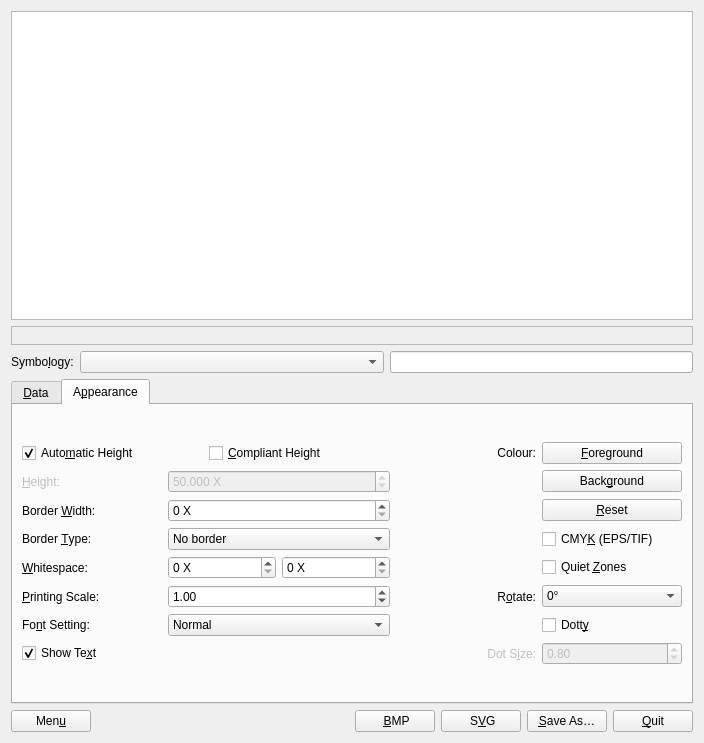
This is frontend_qt/mainWindow.ui in zint/zint as Qt 5 draws it before an edit. The edited form follows.
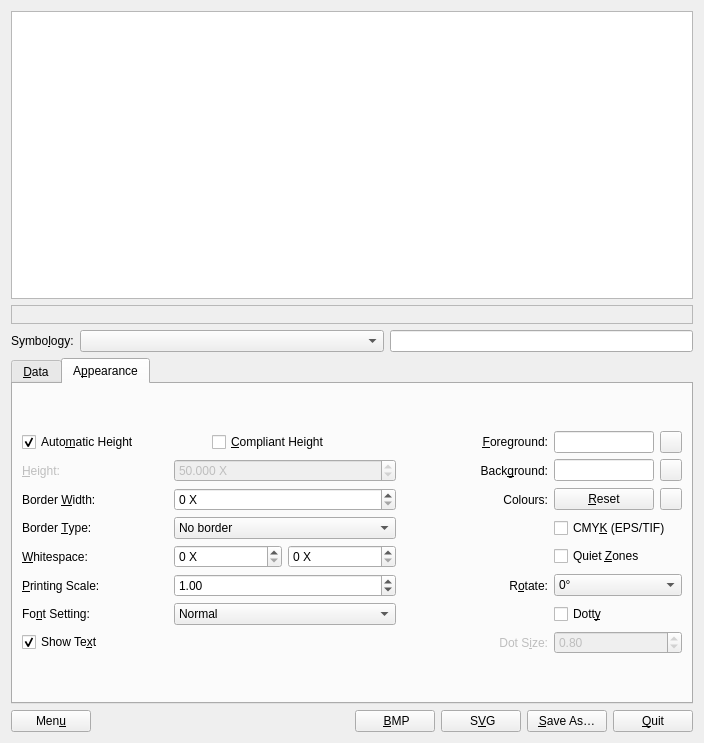
This is the edited form. The open tabs and pages were chosen to show the change. Icons and pictures are not drawn.

```diff
--- a/frontend_qt/mainWindow.ui
+++ b/frontend_qt/mainWindow.ui
@@ -21,8 +21,8 @@
   </property>
   <property name="minimumSize">
    <size>
-    <width>400</width>
-    <height>435</height>
+    <width>425</width>
+    <height>440</height>
    </size>
   </property>
   <property name="windowTitle">
@@ -47,7 +47,7 @@
      <property name="minimumSize">
       <size>
        <width>0</width>
-       <height>10</height>
+       <height>5</height>
       </size>
      </property>
      <property name="contextMenuPolicy">
@@ -149,13 +149,13 @@
          <property name="minimumSize">
           <size>
            <width>0</width>
-           <height>325</height>
+           <height>346</height>
           </size>
          </property>
          <property name="maximumSize">
           <size>
            <width>16777215</width>
-           <height>325</height>
+           <height>346</height>
           </size>
          </property>
          <property name="autoFillBackground">
@@ -1844,7 +1844,7 @@
                 <string>Change colour of ink or paper</string>
                </property>
                <property name="text">
-                <string>Colour:</string>
+                <string>&amp;Foreground:</string>
                </property>
                <property name="alignment">
                 <set>Qt::AlignRight|Qt::AlignTrailing|Qt::AlignVCenter</set>
@@ -1855,37 +1855,119 @@
               </widget>
              </item>
              <item row="0" column="3">
+              <widget class="QLineEdit" name="txt_fgcolor">
+               <property name="maximumSize">
+                <size>
+                 <width>100</width>
+                 <height>16777215</height>
+                </size>
+               </property>
+               <property name="toolTip">
+                <string>Change ink colour, format
+is hexadecimal &quot;RRGGBB&quot;
+or &quot;RRGGBBAA&quot; (alpha)</string>
+               </property>
+               <property name="maxLength">
+                <number>8</number>
+               </property>
+              </widget>
+             </item>
+             <item row="0" column="4">
               <widget class="QPushButton" name="fgcolor">
+               <property name="maximumSize">
+                <size>
+                 <width>22</width>
+                 <height>16777215</height>
+                </size>
+               </property>
                <property name="toolTip">
                 <string>Change ink colour</string>
                </property>
                <property name="text">
-                <string>&amp;Foreground</string>
+                <string/>
                </property>
               </widget>
              </item>
-             <item row="1" column="2" rowspan="3">
-              <widget class="QLabel" name="label_dummyAppear12">
+             <item row="1" column="2">
+              <widget class="QLabel" name="label_bgcolor">
                <property name="enabled">
-                <bool>false</bool>
+                <bool>true</bool>
+               </property>
+               <property name="toolTip">
+                <string>Change colour of paper</string>
                </property>
                <property name="text">
-                <string/>
+                <string>Back&amp;ground:</string>
+               </property>
+               <property name="alignment">
+                <set>Qt::AlignRight|Qt::AlignTrailing|Qt::AlignVCenter</set>
+               </property>
+               <property name="buddy">
+                <cstring>txt_bgcolor</cstring>
                </property>
               </widget>
              </item>
              <item row="1" column="3">
+              <widget class="QLineEdit" name="txt_bgcolor">
+               <property name="maximumSize">
+                <size>
+                 <width>100</width>
+                 <height>16777215</height>
+                </size>
+               </property>
+               <property name="toolTip">
+                <string>Change paper colour, format
+is hexadecimal &quot;RRGGBB&quot;
+or &quot;RRGGBBAA&quot; (alpha)</string>
+               </property>
+               <property name="maxLength">
+                <number>8</number>
+               </property>
+              </widget>
+             </item>
+             <item row="1" column="4">
               <widget class="QPushButton" name="bgcolor">
+               <property name="maximumSize">
+                <size>
+                 <width>22</width>
+                 <height>16777215</height>
+                </size>
+               </property>
                <property name="toolTip">
                 <string>Change paper colour</string>
                </property>
                <property name="text">
-                <string>Back&amp;ground</string>
+                <string/>
+               </property>
+              </widget>
+             </item>
+             <item row="2" column="2">
+              <widget class="QLabel" name="label_colours">
+               <property name="enabled">
+                <bool>true</bool>
+               </property>
+               <property name="toolTip">
+                <string>Reset or reverse colours</string>
+               </property>
+               <property name="text">
+                <string>Colours:</string>
+               </property>
+               <property name="alignment">
+                <set>Qt::AlignRight|Qt::AlignTrailing|Qt::AlignVCenter</set>
+               </property>
+               <property name="buddy">
+                <cstring>btnReset</cstring>
                </property>
               </widget>
              </item>
              <item row="2" column="3">
               <widget class="QPushButton" name="btnReset">
+               <property name="maximumSize">
+                <size>
+                 <width>100</width>
+                 <height>16777215</height>
+                </size>
+               </property>
                <property name="toolTip">
                 <string>Reset to black on white</string>
                </property>
@@ -1894,7 +1976,24 @@
                </property>
               </widget>
              </item>
-             <item row="3" column="3">
+             <item row="2" column="4">
+              <widget class="QPushButton" name="btnReverse">
+               <property name="maximumSize">
+                <size>
+                 <width>22</width>
+                 <height>16777215</height>
+                </size>
+               </property>
+               <property name="toolTip">
+                <string>Swap foreground and background colours
+(reflectance reversal)</string>
+               </property>
+               <property name="text">
+                <string/>
+               </property>
+              </widget>
+             </item>
+             <item row="3" column="3" colspan="2">
               <widget class="QCheckBox" name="chkCMYK">
                <property name="toolTip">
                 <string>Use CMYK colour space in EPS/TIF output</string>
@@ -1907,7 +2006,7 @@
                </property>
               </widget>
              </item>
-             <item row="4" column="3">
+             <item row="4" column="3" colspan="2">
               <widget class="QCheckBox" name="chkQuietZones">
                <property name="toolTip">
                 <string>Add compliant quiet zones to whitespace
@@ -1937,7 +2036,7 @@
                </property>
               </widget>
              </item>
-             <item row="5" column="3">
+             <item row="5" column="3" colspan="2">
               <widget class="QComboBox" name="cmbRotate">
                <property name="toolTip">
                 <string>Rotate symbol by degrees</string>
@@ -1964,7 +2063,7 @@
                </item>
               </widget>
              </item>
-             <item row="6" column="3">
+             <item row="6" column="3" colspan="2">
               <widget class="QCheckBox" name="chkDotty">
                <property name="toolTip">
                 <string>Use dots instead of squares for matrix symbols
@@ -1998,7 +2097,7 @@
                </property>
               </widget>
              </item>
-             <item row="7" column="3">
+             <item row="7" column="3" colspan="2">
               <widget class="QDoubleSpinBox" name="spnDotSize">
                <property name="enabled">
                 <bool>false</bool>
```
Left out of the diff: 228 changed lines with no effect on the pictures.
